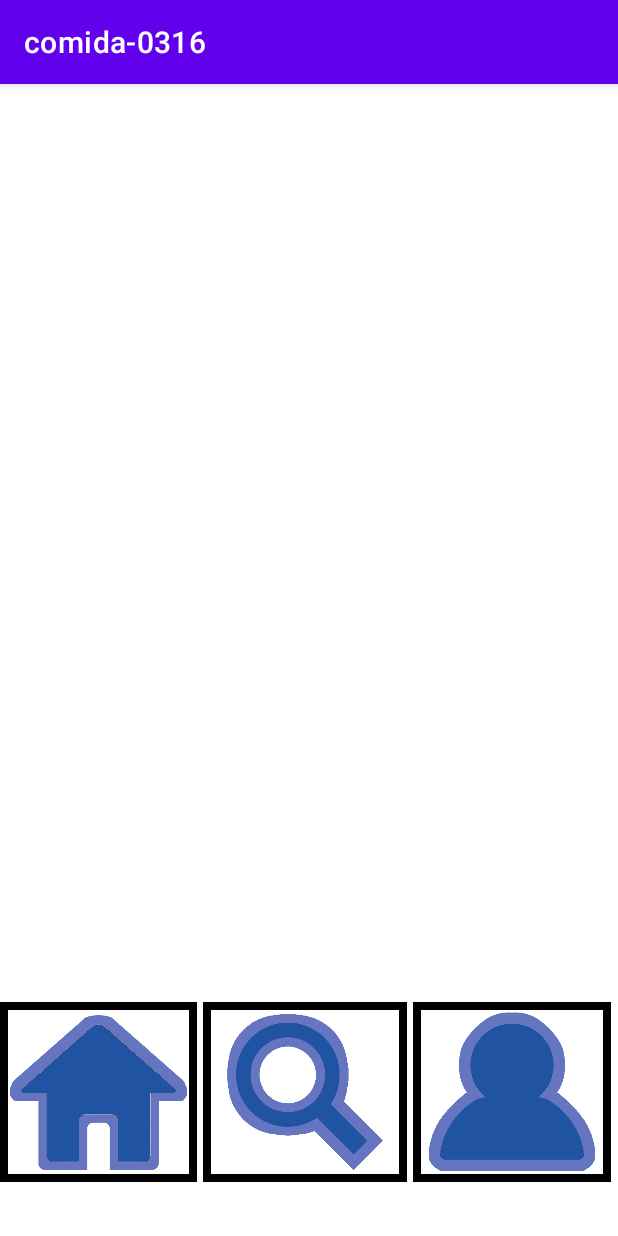
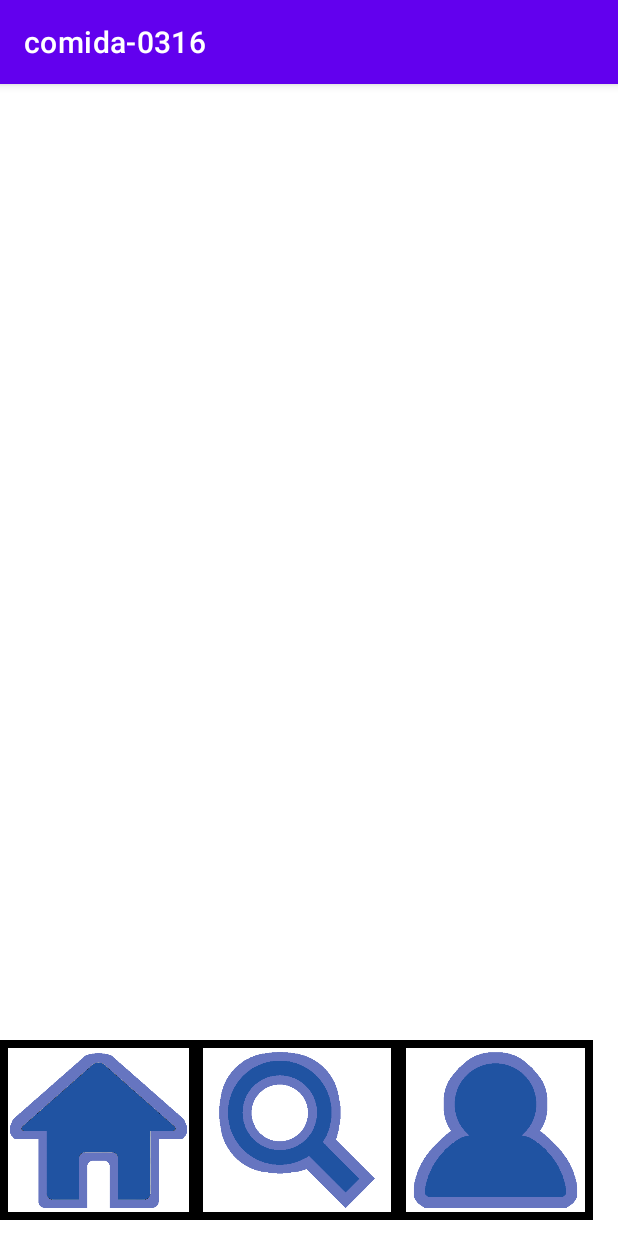
Before and after one commit to skapur12/comida-0316, an Android app: the HomePage screen opened directly, with no data from a screen before it, on a phone screen of 412 x 824 dp. Run offline under Robolectric (Android 15) with nearby library versions, the phone set to English and light mode, and no system bars; our stand-ins replace Firebase (no records; nobody signed in at launch, a user with empty details on screens opened directly).

Commit message:
Fixed icon layout on home page

```diff
--- a/app/src/main/res/layout/activity_home_page.xml
+++ b/app/src/main/res/layout/activity_home_page.xml
@@ -12,7 +12,7 @@
         android:id="@+id/homeButton2"
         android:layout_width="131dp"
         android:layout_height="120dp"
-        android:layout_marginTop="612dp"
+        android:layout_marginTop="637dp"
         android:background="#000000"
         android:cropToPadding="true"
         android:padding="5dp"
@@ -27,11 +27,14 @@
         android:id="@+id/profileButton2"
         android:layout_width="132dp"
         android:layout_height="120dp"
-        android:layout_marginStart="275dp"
+        android:layout_marginStart="263dp"
         android:layout_marginTop="-120dp"
         android:background="#000000"
         android:cropToPadding="true"
-        android:padding="5dp"
+        android:paddingStart="7dp"
+        android:paddingEnd="5dp"
+        android:paddingTop="5dp"
+        android:paddingBottom="5dp"
         android:scaleType="centerCrop"
         app:layout_constraintEnd_toEndOf="parent"
         app:layout_constraintHorizontal_bias="1.0"
@@ -44,7 +47,7 @@
         android:layout_width="136dp"
         android:layout_height="120dp"
         android:layout_marginTop="-120dp"
-        android:layout_marginStart="135dp"
+        android:layout_marginStart="130dp"
         android:background="#000000"
         android:cropToPadding="true"
         android:padding="5dp"
@@ -59,10 +62,10 @@
         android:id="@+id/collegeChoice"
         android:layout_width="wrap_content"
         android:layout_height="wrap_content"
-        android:layout_marginStart="135dp"
-        android:layout_marginTop="-672dp"
+        android:layout_marginStart="50dp"
+        android:layout_marginTop="-682dp"
         android:text="TextView"
-        android:textSize="24sp"
+        android:textSize="20sp"
         android:textStyle="bold"
         app:layout_constraintEnd_toEndOf="parent"
         app:layout_constraintStart_toStartOf="parent"
```
